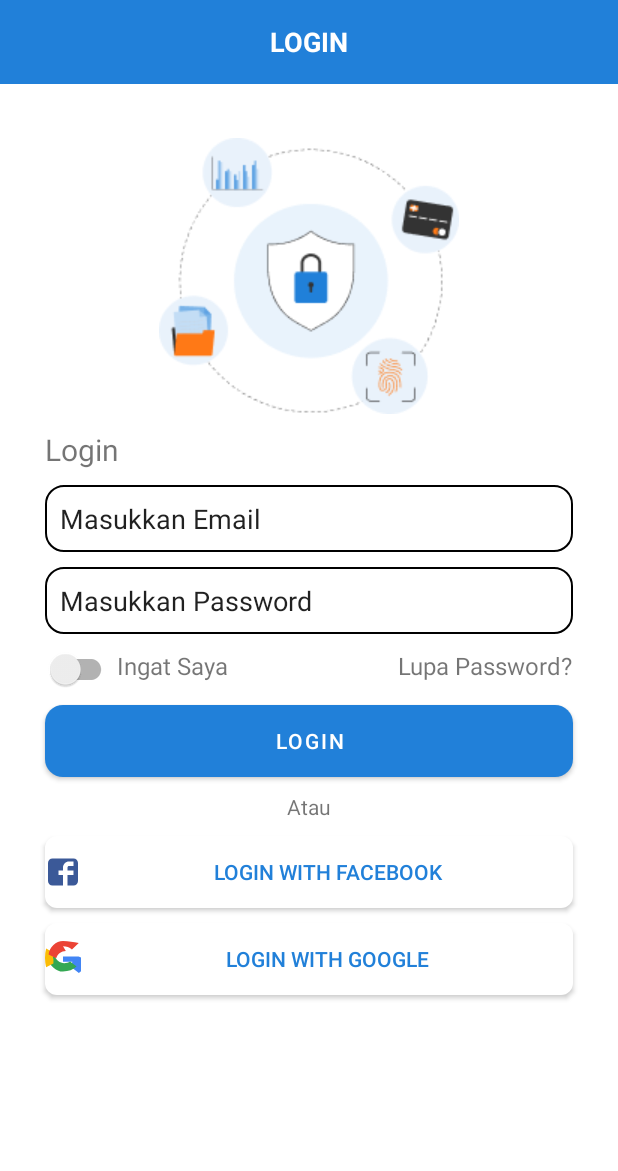
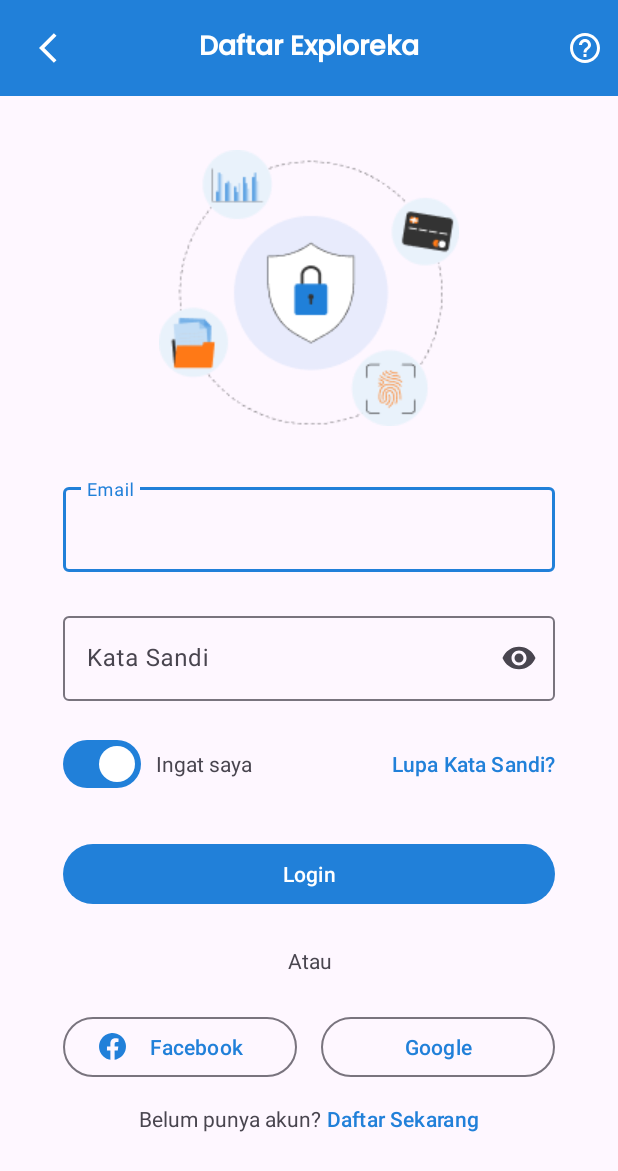
Before and after one commit to Exploreka/Exploreka-App, an Android app: the layout activity_login.xml on its own in the app's theme, with its tools: preview values and no code run, on a phone screen of 412 x 824 dp. Shown: the top 1171 px of the screen. Run offline under Robolectric (Android 15) with nearby library versions, the phone set to English and light mode, and no system bars.

Commit message:
update ui login

```diff
--- a/app/build.gradle
+++ b/app/build.gradle
@@ -36,7 +36,7 @@ dependencies {
 
     implementation 'androidx.core:core-ktx:1.7.0'
     implementation 'androidx.appcompat:appcompat:1.6.1'
-    implementation 'com.google.android.material:material:1.6.0'
+    implementation 'com.google.android.material:material:1.7.0'
     implementation 'androidx.constraintlayout:constraintlayout:2.1.4'
     testImplementation 'junit:junit:4.13.2'
     androidTestImplementation 'androidx.test.ext:junit:1.1.5'
--- a/app/src/main/AndroidManifest.xml
+++ b/app/src/main/AndroidManifest.xml
@@ -13,7 +13,7 @@
         android:theme="@style/Theme.Exploreka"
         tools:targetApi="31">
         <activity
-            android:name=".LoginActivity"
+            android:name=".MainActivity"
             android:exported="false">
             <meta-data
                 android:name="android.app.lib_name"
@@ -34,7 +34,7 @@
                 android:value="" />
         </activity>
         <activity
-            android:name=".MainActivity"
+            android:name=".LoginActivity"
             android:exported="true">
             <intent-filter>
                 <action android:name="android.intent.action.MAIN" />
--- a/app/src/main/java/com/exploreka/app/LoginActivity.kt
+++ b/app/src/main/java/com/exploreka/app/LoginActivity.kt
@@ -7,5 +7,6 @@ class LoginActivity : AppCompatActivity() {
     override fun onCreate(savedInstanceState: Bundle?) {
         super.onCreate(savedInstanceState)
         setContentView(R.layout.activity_login)
+
     }
 }
--- /dev/null
+++ b/app/src/main/res/drawable/ic_baseline_help_outline_24.xml
@@ -0,0 +1,5 @@
+<vector android:height="24dp" android:tint="#000000"
+    android:viewportHeight="24" android:viewportWidth="24"
+    android:width="24dp" xmlns:android="http://schemas.android.com/apk/res/android">
+    <path android:fillColor="@android:color/white" android:pathData="M11,18h2v-2h-2v2zM12,2C6.48,2 2,6.48 2,12s4.48,10 10,10 10,-4.48 10,-10S17.52,2 12,2zM12,20c-4.41,0 -8,-3.59 -8,-8s3.59,-8 8,-8 8,3.59 8,8 -3.59,8 -8,8zM12,6c-2.21,0 -4,1.79 -4,4h2c0,-1.1 0.9,-2 2,-2s2,0.9 2,2c0,2 -3,1.75 -3,5h2c0,-2.25 3,-2.5 3,-5 0,-2.21 -1.79,-4 -4,-4z"/>
+</vector>
--- /dev/null
+++ b/app/src/main/res/drawable/ic_facebook.xml
@@ -0,0 +1,10 @@
+<vector xmlns:android="http://schemas.android.com/apk/res/android"
+    android:width="512dp"
+    android:height="512dp"
+    android:viewportWidth="512"
+    android:viewportHeight="512">
+  <path
+      android:pathData="M237.2,1c-83.6,6.5 -157.9,52.7 -201.2,125 -32.8,54.8 -43.5,122.6 -29.4,186 19.4,87.2 83.6,158 168.9,186.5 12.6,4.2 34,9.5 38.4,9.5l2.1,-0 0,-89 0,-89 -32.5,-0 -32.5,-0 0,-37 0,-37 32.5,-0 32.5,-0 0,-35.4c0,-27.1 0.4,-37.4 1.5,-44.2 7.3,-42.3 34.7,-69.3 76.3,-75.4 10.9,-1.6 43.1,-0.8 62,1.5l14.2,1.8 0,31.7 0,31.7 -21.2,0.6c-24,0.6 -29,1.6 -37.5,7.4 -2.9,1.9 -6.6,5.6 -8.3,8.1 -5.7,8.6 -6.2,11.9 -6.7,43.4l-0.5,28.8 35.6,-0c31.3,-0 35.6,0.2 35.6,1.5 0,1.7 -9.6,65.2 -10.6,69.8l-0.6,2.7 -29.9,-0 -29.9,-0 0,89 0,89 2.1,-0c4.4,-0 25.8,-5.3 38.4,-9.5 51.9,-17.3 94.9,-49 127.3,-93.8 42,-58.1 57.3,-133.4 41.6,-204.7 -19.1,-86.5 -84.3,-158.5 -168.8,-186.5 -31.2,-10.3 -67.7,-14.9 -99.4,-12.5z"
+      android:fillColor="#1877F2"
+      android:strokeColor="#00000000"/>
+</vector>
--- a/app/src/main/res/drawable/icon_fb.xml
+++ /dev/null
@@ -1,10 +0,0 @@
-<vector xmlns:android="http://schemas.android.com/apk/res/android"
-    android:width="24dp"
-    android:height="24dp"
-    android:viewportWidth="24"
-    android:viewportHeight="24">
-
-    <path
-        android:fillColor="#3b5998"
-        android:pathData="M19,3H5C3.34,3 2,4.34 2,6V18C2,19.66 3.34,21 5,21H12V14H9V11H12V9C12,6.79 13.79,5 16,5H19V8H16C15.45,8 15,8.45 15,9V11H19L18.97,14H15V21H19C20.66,21 22,19.66 22,18V6C22,4.34 20.66,3 19,3Z" />
-</vector>
--- a/app/src/main/res/drawable/icon_google.xml
+++ /dev/null
@@ -1,22 +0,0 @@
-<vector xmlns:android="http://schemas.android.com/apk/res/android"
-    android:width="24dp"
-    android:height="24dp"
-    android:viewportWidth="256"
-    android:viewportHeight="256">
-    <path
-        android:fillColor="#4285F4"
-        android:pathData="M238.9,109.6H128v37.2h67.3c-6.7,18.9-19.5,34.8-36.5,45L197,194.5l43.8,33.8l26.4-22.7c16.3-15.5,25.8-38.3,25.8-63.6C293,148.3,268.2,121,238.9,109.6z"
-        android:strokeWidth="0" />
-    <path
-        android:fillColor="#34A853"
-        android:pathData="M128,217.1c39.5,0,72.6-12.9,96.7-35.1l-46.4-36.1c-11.1,7.6-25.3,12-41.3,12c-31.7,0-58.6-21.5-68.3-50.5l-52,7.3C30.9,174.9,78,217.1,128,217.1z"
-        android:strokeWidth="0" />
-    <path
-        android:fillColor="#FBBC05"
-        android:pathData="M59.7,129.7c-2.5-7.6-3.9-15.6-3.9-24.1c0-8.5,1.4-16.5,3.9-24.1L7.8,54C2.9,74.8,0,97.2,0,120s2.9,45.2,7.8,66l51.9-25.2C61.1,146.2,59.7,138.2,59.7,129.7z"
-        android:strokeWidth="0" />
-    <path
-        android:fillColor="#EB4335"
-        android:pathData="M128,38.1c24.2,0,46.2,8.3,63.6,22l48.3-46.3C201.5,7.9,168.5,0,128,0C78,0,30.9,42.2,25.7,96.5l53.8,25.8c9.7-29,36.6-50.5,68.5-50.5z"
-        android:strokeWidth="0" />
-</vector>
--- /dev/null
+++ b/app/src/main/res/font/poppins.xml
@@ -0,0 +1,8 @@
+<?xml version="1.0" encoding="utf-8"?>
+<font-family xmlns:android="http://schemas.android.com/apk/res/android"
+    xmlns:app="http://schemas.android.com/apk/res-auto">
+    <font
+        app:fontStyle="normal"
+        app:fontWeight="400"
+        app:font="@font/poppins_regular"/>
+</font-family>
--- a/app/src/main/res/layout/activity_login.xml
+++ b/app/src/main/res/layout/activity_login.xml
@@ -13,14 +13,34 @@
         android:background="@color/primary_500"
         app:layout_constraintTop_toTopOf="parent">
 
+        <ImageView
+            android:id="@+id/back_button"
+            android:layout_width="wrap_content"
+            android:layout_height="wrap_content"
+            android:src="@drawable/ic_baseline_arrow_back_ios_24"
+            android:layout_gravity="start"
+            android:padding="10dp"
+            app:tint="@color/white" />
+
         <TextView
             android:layout_width="wrap_content"
             android:layout_height="wrap_content"
-            android:text="LOGIN"
+            android:text="Daftar Exploreka"
             android:layout_gravity="center"
             android:textColor="@android:color/white"
             android:textSize="18sp"
-            android:textStyle="bold" />
+            android:textStyle="bold"
+            android:fontFamily="@font/poppins_medium"/>
+
+        <ImageView
+            android:id="@+id/help_button"
+            android:layout_width="wrap_content"
+            android:layout_height="wrap_content"
+            android:src="@drawable/ic_baseline_help_outline_24"
+            android:layout_gravity="end"
+            android:padding="10dp"
+            app:tint="@color/white" />
+
 
     </androidx.appcompat.widget.Toolbar>
 
@@ -34,135 +54,132 @@
         app:layout_constraintStart_toStartOf="parent"
         app:layout_constraintEnd_toEndOf="parent" />
 
+    <LinearLayout
+        android:id="@+id/form"
+        android:layout_width="328dp"
+        android:layout_height="wrap_content"
+        android:layout_marginTop="35dp"
+        android:orientation="vertical"
+        app:layout_constraintTop_toBottomOf="@id/image_security"
+        app:layout_constraintStart_toStartOf="parent"
+        app:layout_constraintEnd_toEndOf="parent">
 
-    <TextView
-        android:id="@+id/tv_login"
-        android:layout_width="wrap_content"
-        android:layout_height="wrap_content"
-        android:layout_marginTop="10dp"
-        android:layout_marginStart="30dp"
-        android:text="Login"
-        android:textSize="20sp"
-        app:layout_constraintTop_toBottomOf="@id/image_security"
-        app:layout_constraintStart_toStartOf="parent" />
+        <com.google.android.material.textfield.TextInputLayout
+            android:id="@+id/ed_email"
+            android:layout_width="328dp"
+            android:layout_height="wrap_content">
 
-    <EditText
-        android:id="@+id/ed_email"
-        android:layout_width="match_parent"
-        android:layout_height="wrap_content"
-        android:layout_marginStart="30dp"
-        android:layout_marginEnd="30dp"
-        android:layout_marginTop="10dp"
-        android:text="Masukkan Email"
-        android:padding="10dp"
-        android:background="@drawable/edittext_border"
-        app:layout_constraintStart_toStartOf="@id/tv_login"
-        app:layout_constraintTop_toBottomOf="@id/tv_login"/>
+            <com.google.android.material.textfield.TextInputEditText
+                android:layout_width="match_parent"
+                android:layout_height="wrap_content"
+                android:inputType="textEmailAddress"
+                android:hint="Email"/>
+        </com.google.android.material.textfield.TextInputLayout>
 
+        <com.google.android.material.textfield.TextInputLayout
+            android:id="@+id/ed_password"
+            android:layout_width="328dp"
+            android:layout_height="wrap_content"
+            android:layout_marginTop="24dp"
+            app:endIconMode="password_toggle">
 
-    <EditText
-        android:id="@+id/ed_password"
-        android:layout_width="match_parent"
-        android:layout_height="wrap_content"
-        android:layout_marginStart="30dp"
-        android:layout_marginEnd="30dp"
-        android:layout_marginTop="10dp"
-        android:text="Masukkan Password"
-        android:padding="10dp"
-        android:background="@drawable/edittext_border"
-        app:layout_constraintStart_toStartOf="@id/ed_email"
-        app:layout_constraintTop_toBottomOf="@id/ed_email"/>
+            <com.google.android.material.textfield.TextInputEditText
+                android:layout_width="match_parent"
+                android:layout_height="wrap_content"
+                android:inputType="textPassword"
+                android:hint="Kata Sandi"/>
+        </com.google.android.material.textfield.TextInputLayout>
 
-    <androidx.appcompat.widget.SwitchCompat
-        android:id="@+id/switch_password"
-        android:layout_width="wrap_content"
-        android:layout_marginTop="10dp"
-        android:layout_height="10dp"
-        app:layout_constraintStart_toStartOf="@id/tv_login"
-        app:layout_constraintTop_toBottomOf="@id/ed_password"/>
+        <LinearLayout
+            android:layout_width="match_parent"
+            android:layout_height="wrap_content"
+            android:layout_marginTop="18dp"
+            android:orientation="horizontal">
 
-    <TextView
-        android:id="@+id/tv_ingat_saya"
-        android:layout_width="wrap_content"
-        android:layout_height="wrap_content"
-        android:layout_marginTop="10dp"
-        android:text="Ingat Saya"
-        android:textSize="16sp"
-        android:gravity="center"
-        app:layout_constraintTop_toBottomOf="@id/ed_password"
-        app:layout_constraintLeft_toRightOf="@id/switch_password" />
+            <com.google.android.material.materialswitch.MaterialSwitch
+                android:id="@+id/rememberMe"
+                android:layout_width="wrap_content"
+                android:layout_height="wrap_content"
+                android:checked="true"/>
 
-    <TextView
-        android:id="@+id/tv_lupa_password"
-        android:layout_width="wrap_content"
-        android:layout_height="wrap_content"
-        android:layout_marginTop="10dp"
-        android:text="Lupa Password?"
-        android:textSize="16sp"
-        android:layout_marginEnd="30dp"
-        android:gravity="center"
-        app:layout_constraintTop_toBottomOf="@id/ed_password"
-        app:layout_constraintEnd_toEndOf="parent"
-        app:layout_constraintLeft_toRightOf="@id/tv_ingat_saya" />
+            <TextView
+                android:layout_width="0dp"
+                android:layout_height="match_parent"
+                android:text="Ingat saya"
+                android:gravity="center_vertical"
+                android:layout_marginStart="10dp"
+                android:layout_weight="1"/>
 
-    <Button
-        android:id="@+id/button_login"
-        android:layout_width="match_parent"
-        android:layout_height="wrap_content"
-        android:layout_marginStart="30dp"
-        android:layout_marginEnd="30dp"
-        android:layout_marginTop="10dp"
-        android:text="Login"
-        android:textColor="@color/white"
-        android:background="@drawable/rounded_button"
-        app:layout_constraintTop_toBottomOf="@id/switch_password"
-        app:layout_constraintStart_toStartOf="parent"
-        app:layout_constraintEnd_toEndOf="parent" />
+            <Button
+                android:id="@+id/btn_forgotPassword"
+                style="@style/Widget.Material3.Button.TextButton"
+                android:layout_width="wrap_content"
+                android:layout_height="wrap_content"
+                android:text="Lupa Kata Sandi?"
+                android:padding="0dp"/>
 
-    <TextView
-        android:id="@+id/tv_atau"
-        android:layout_width="wrap_content"
-        android:layout_height="wrap_content"
-        android:layout_marginStart="30dp"
-        android:layout_marginEnd="30dp"
-        android:layout_marginTop="10dp"
-        android:text="Atau"
-        app:layout_constraintTop_toBottomOf="@id/button_login"
-        app:layout_constraintStart_toStartOf="parent"
-        app:layout_constraintEnd_toEndOf="parent" />
+        </LinearLayout>
 
-    <androidx.appcompat.widget.AppCompatButton
-        android:id="@+id/button_fb"
-        android:layout_width="match_parent"
-        android:layout_height="wrap_content"
-        android:text="Login with Facebook"
-        android:drawableStart="@drawable/icon_fb"
-        android:layout_marginStart="30dp"
-        android:layout_marginEnd="30dp"
-        android:layout_marginTop="10dp"
-        style="@style/ButtonStyle.WhiteText"
-        app:layout_constraintTop_toBottomOf="@id/tv_atau"
-        app:layout_constraintStart_toStartOf="parent"
-        app:layout_constraintEnd_toEndOf="parent"
-        android:gravity="center" />
+        <Button
+            android:id="@+id/btn_login"
+            android:layout_width="match_parent"
+            android:layout_height="wrap_content"
+            android:layout_marginTop="25dp"
+            android:text="Login"/>
 
-    <androidx.appcompat.widget.AppCompatButton
-        android:id="@+id/button_google"
-        android:layout_width="match_parent"
-        android:layout_height="wrap_content"
-        android:text="Login with Google"
-        android:drawableStart="@drawable/icon_google"
-        android:layout_marginStart="30dp"
-        android:layout_marginEnd="30dp"
-        android:layout_marginTop="10dp"
-        style="@style/ButtonStyle.WhiteText"
-        app:layout_constraintTop_toBottomOf="@id/button_fb"
-        app:layout_constraintStart_toStartOf="parent"
-        app:layout_constraintEnd_toEndOf="parent"
-        android:gravity="center" />
+        <TextView
+            android:layout_width="match_parent"
+            android:layout_height="wrap_content"
+            android:text="Atau"
+            android:gravity="center"
+            android:layout_marginTop="24dp"
+            android:layout_marginBottom="24dp"/>
 
+        <LinearLayout
+            android:layout_width="match_parent"
+            android:layout_height="wrap_content"
+            android:orientation="horizontal">
 
+            <Button
+                android:id="@+id/btn_facebook"
+                style="@style/Widget.Material3.Button.OutlinedButton"
+                android:layout_width="0dp"
+                android:layout_height="match_parent"
+                android:layout_weight="1"
+                android:text="Facebook"
+                android:layout_marginEnd="8dp"
+                app:icon="@drawable/ic_facebook"/>
 
+            <Button
+                android:id="@+id/btn_google"
+                style="@style/Widget.Material3.Button.OutlinedButton"
+                android:layout_width="0dp"
+                android:layout_height="match_parent"
+                android:layout_weight="1"
+                android:text="Google"
+                android:layout_marginStart="8dp"
+                app:icon="@drawable/"/>
+        </LinearLayout>
 
+        <LinearLayout
+            android:layout_width="328dp"
+            android:layout_height="wrap_content"
+            android:gravity="center"
+            android:orientation="horizontal">
 
+            <TextView
+                android:layout_width="wrap_content"
+                android:layout_height="wrap_content"
+                android:text="Belum punya akun? "/>
+
+            <Button
+                android:id="@+id/btn_mvRegister"
+                style="@style/Widget.Material3.Button.TextButton"
+                android:layout_width="wrap_content"
+                android:layout_height="wrap_content"
+                android:text="Daftar Sekarang"
+                android:padding="0dp"/>
+        </LinearLayout>
+
+    </LinearLayout>
 </androidx.constraintlayout.widget.ConstraintLayout>
--- a/app/src/main/res/values-night/themes.xml
+++ b/app/src/main/res/values-night/themes.xml
@@ -1,6 +1,6 @@
 <resources xmlns:tools="http://schemas.android.com/tools">
     <!-- Base application theme. -->
-    <style name="Theme.Exploreka" parent="Theme.MaterialComponents.DayNight.DarkActionBar">
+    <style name="Theme.Exploreka" parent="Theme.Material3.DayNight.NoActionBar">
         <!-- Primary brand color. -->
         <item name="colorPrimary">@color/purple_200</item>
         <item name="colorPrimaryVariant">@color/purple_700</item>
--- a/app/src/main/res/values/themes.xml
+++ b/app/src/main/res/values/themes.xml
@@ -1,6 +1,6 @@
 <resources xmlns:tools="http://schemas.android.com/tools">
     <!-- Base application theme. -->
-    <style name="Theme.Exploreka" parent="Theme.MaterialComponents.DayNight.DarkActionBar">
+    <style name="Theme.Exploreka" parent="Theme.Material3.DayNight.NoActionBar">
         <!-- Primary brand color. -->
         <item name="colorPrimary">@color/primary_500</item>
         <item name="colorPrimaryVariant">@color/purple_700</item>
```
Also changed, not shown: app/src/main/res/drawable/ic_google.png (added), app/src/main/res/font/poppins_bold.ttf (added), app/src/main/res/font/poppins_light.ttf (added), app/src/main/res/font/poppins_medium.ttf (added), app/src/main/res/font/poppins_regular.ttf (added), gradle/wrapper/gradle-wrapper.properties.
